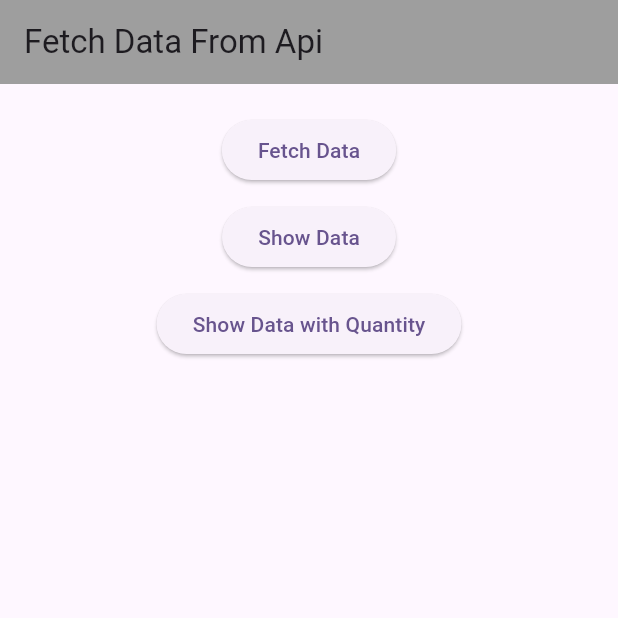
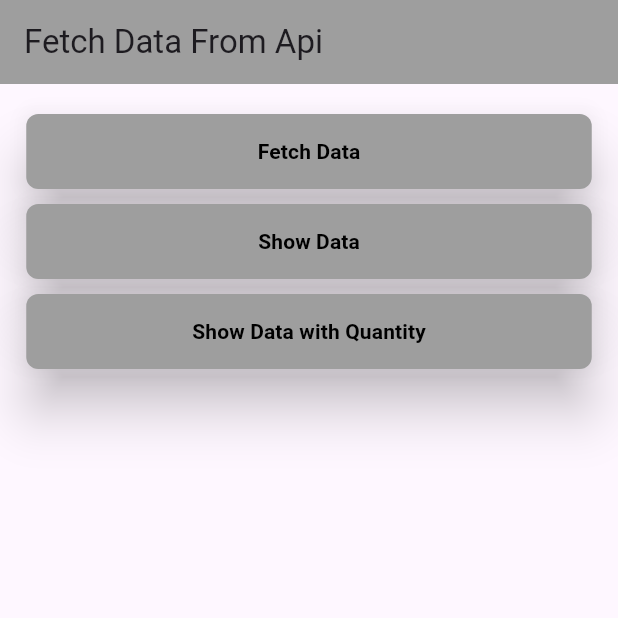
Before and after one commit to Sojib201/apitohive, a Flutter app: the screen it shows after launch, after a tap on "Show Data with Quantity", on a phone screen of 412 x 824 dp, the top half of it. Run offline on Flutter 3.47's test engine with Material 3 defaults, Android fonts, the phone set to English and light mode, and no system bars; our stand-ins replace hive, hive_flutter; accounts and stored records are empty; network calls fail.

Commit message:
final122

```diff
--- a/lib/fetchDataFrom Api.dart
+++ b/lib/fetchDataFrom Api.dart
@@ -15,53 +15,12 @@ class FetchDataFromApi extends StatefulWidget {
 
 class _FetchDataFromApiState extends State<FetchDataFromApi> {
   final dataBox = Hive.box('sojib');
-  final newBox = Hive.box('newBox');
+  List<dynamic> data1 = [];
 
   bool isLoading = false;
 
-  List<dynamic> data1 = [];
-  List<Map<String, dynamic>> mergedData1 = [];
-
-  @override
-  void initState() {
-    super.initState();
-    mergeData();
-  }
-
-  void mergeData() {
-    var dataBoxData = dataBox.get('apiData', defaultValue: []);
-    var newBoxData = newBox.get('quantity', defaultValue: []);
-
-    if (dataBoxData is! List<dynamic>) {
-      print('Error: dataBoxData is not a List');
-      dataBoxData = [];
-    }
-
-    if (newBoxData is! List<dynamic>) {
-      print('Error: newBoxData is not a List');
-      newBoxData = [];
-    }
-
-    mergedData1 = List.generate(dataBoxData.length, (index) {
-      return {
-        'title': dataBoxData[index]['title'],
-        'body': dataBoxData[index]['body'],
-        'quantity': index < newBoxData.length ? newBoxData[index] : 'No Quantity',
-      };
-    });
-
-    setState(() {
-      data1 = mergedData1; // Update data1 with merged data
-    });
-  }
-
-
   Future<void> getData() async {
-    // Load existing data from the merged data
-    List<dynamic> existingData = dataBox.get('data', defaultValue: []);
-    setState(() {
-      data1 = existingData;
-    });
+    data1 = await dataBox.get('apiData');
   }
 
   Future<void> fetchData() async {
@@ -101,21 +60,36 @@ class _FetchDataFromApiState extends State<FetchDataFromApi> {
             ),
             isLoading
                 ? CircularProgressIndicator()
-                : ElevatedButton(
+                : SizedBox(
+                    height: 50,
+                    width: 377,
+                    child: ElevatedButton(
                       onPressed: () async {
-                      isLoading = true;
-                      setState(() {});
-
                         await fetchData();
-                      isLoading = false;
-                      setState(() {});
                       },
-                    child: Text('Fetch Data'),
+                      child: Text(
+                        'Fetch Data',
+                        style: TextStyle(
+                            color: Colors.black, fontWeight: FontWeight.bold),
+                      ),
+                      style: ElevatedButton.styleFrom(
+                        elevation: 15,
+                        backgroundColor: Colors.grey,
+                        padding:
+                            EdgeInsets.symmetric(horizontal: 16, vertical: 12),
+                        shape: RoundedRectangleBorder(
+                          borderRadius: BorderRadius.circular(8),
+                        ),
+                      ),
+                    ),
                   ),
             SizedBox(
               height: 10,
             ),
-            ElevatedButton(
+            SizedBox(
+              height: 50,
+              width: 377,
+              child: ElevatedButton(
                 onPressed: () {
                   Navigator.push(
                       context,
@@ -123,16 +97,49 @@ class _FetchDataFromApiState extends State<FetchDataFromApi> {
                         builder: (context) => ShowDataFromHive(),
                       ));
                 },
-              child: Text('Show Data'),
+                child: Text(
+                  'Show Data',
+                  style: TextStyle(
+                      color: Colors.black, fontWeight: FontWeight.bold),
+                ),
+                style: ElevatedButton.styleFrom(
+                  elevation: 15,
+                  backgroundColor: Colors.grey,
+                  padding: EdgeInsets.symmetric(horizontal: 16, vertical: 12),
+                  shape: RoundedRectangleBorder(
+                    borderRadius: BorderRadius.circular(8),
+                  ),
+                ),
+              ),
             ),
             SizedBox(
               height: 10,
             ),
-            ElevatedButton(
-              onPressed: () {
-                mergeData;
+            SizedBox(
+              height: 50,
+              width: 377,
+              child: ElevatedButton(
+                onPressed: () async {
+                  await getData();
+                  setState(() {});
                 },
-              child: Text('Show Data with Quantity'),
+                child: Text(
+                  'Show Data with Quantity',
+                  style: TextStyle(
+                      color: Colors.black, fontWeight: FontWeight.bold),
+                ),
+                style: ElevatedButton.styleFrom(
+                  elevation: 15,
+                  backgroundColor: Colors.grey,
+                  padding: EdgeInsets.symmetric(horizontal: 16, vertical: 12),
+                  shape: RoundedRectangleBorder(
+                    borderRadius: BorderRadius.circular(8),
+                  ),
+                ),
+              ),
+            ),
+            SizedBox(
+              height: 10,
             ),
             Expanded(
               child: ListView.builder(
@@ -140,12 +147,29 @@ class _FetchDataFromApiState extends State<FetchDataFromApi> {
                 itemBuilder: (context, index) {
                   final item = data1[index];
                   return Card(
+                    elevation: 50,
+                    color: Colors.grey,
                     margin: const EdgeInsets.all(8),
-                    elevation: 4,
                     child: ListTile(
-                      title: Text(item['title'] ?? 'No Title'),
-                      subtitle: Text(item['body'] ?? 'No Body'),
-                      trailing: Text(item['quantity'] ?? 'No Quantity'),
+                      title: Text(
+                        item['title'] ?? 'No Title',
+                        style: TextStyle(
+                            fontSize: 19, fontWeight: FontWeight.bold),
+                      ),
+                      subtitle: Text(
+                        item['body'] ?? 'No Body',
+                        style: TextStyle(
+                          color: Colors.black,
+                          fontSize: 14,
+                        ),
+                      ),
+                      trailing: Text(
+                        item['quantity'] ?? 'No Quantity',
+                        style: TextStyle(
+                          color: Colors.black,
+                          fontSize: 14,
+                        ),
+                      ),
                     ),
                   );
                 },
--- a/lib/main.dart
+++ b/lib/main.dart
@@ -5,10 +5,14 @@ import 'package:hive_flutter/adapters.dart';
 import 'fetchDataFrom Api.dart';
 
 void main() async {
+  WidgetsFlutterBinding.ensureInitialized();
+
   await Hive.initFlutter();
+
   await Hive.openBox('sojib');
-  await Hive.openBox('newBox');
-  runApp(const MyApp());
+
+
+  runApp(MyApp());
 }
 
 class MyApp extends StatelessWidget {
@@ -21,7 +25,7 @@ class MyApp extends StatelessWidget {
       debugShowCheckedModeBanner: false,
       title: 'Flutter Demo',
       theme: ThemeData(
-        colorScheme: ColorScheme.fromSeed(seedColor: Colors.deepPurple,background: Colors.grey),
+        colorScheme: ColorScheme.fromSeed(seedColor: Colors.deepPurple),
         useMaterial3: true,
       ),
       home: FetchDataFromApi(),
```
Also changed, not shown: lib/showDatafromHive.dart (+112 -79 lines). Lines whose indentation alone changed are shown as unchanged.
